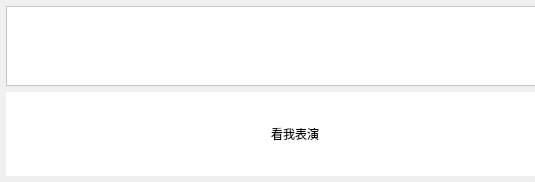
Before: the Qt Designer form app_privacy_html/main_ui.ui in WanKaKa/MultipleLanguageUtils, drawn with Qt 5; both pictures show x 0 to 535 and y 0 to 182 of the 776 by 182 pixel window.
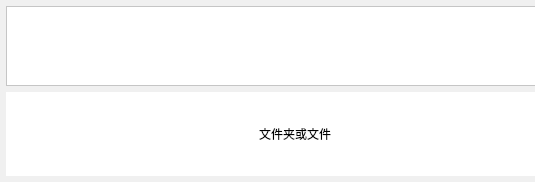
After: the same form once the commit is applied.

Commit message: 隐私政策脚本

```diff
--- a/app_privacy_html/main_ui.ui
+++ b/app_privacy_html/main_ui.ui
@@ -110,7 +110,7 @@
 font: 20pt &quot;Courier New&quot;;</string>
          </property>
          <property name="text">
-          <string>看我表演</string>
+          <string>文件夹或文件</string>
          </property>
          <property name="alignment">
           <set>Qt::AlignCenter</set>
```
Left out of the diff: 2 changed lines with no effect on the pictures. The commit also changes 2 other files.
